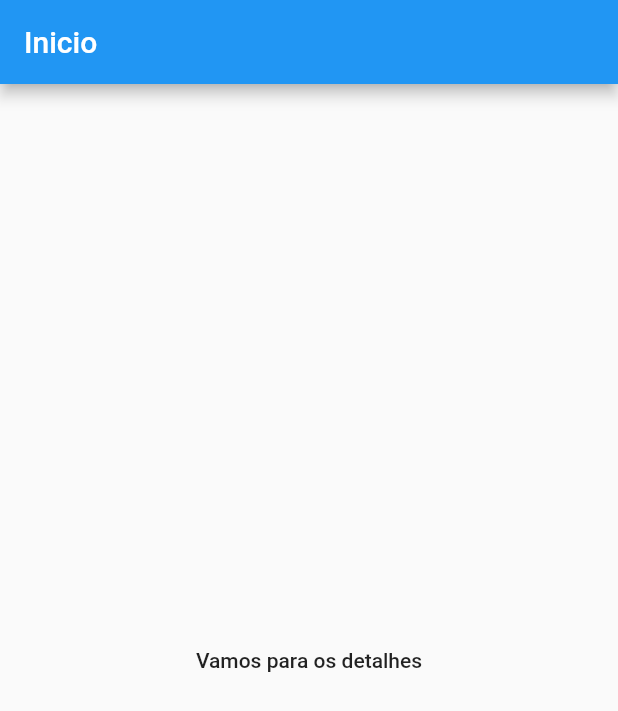
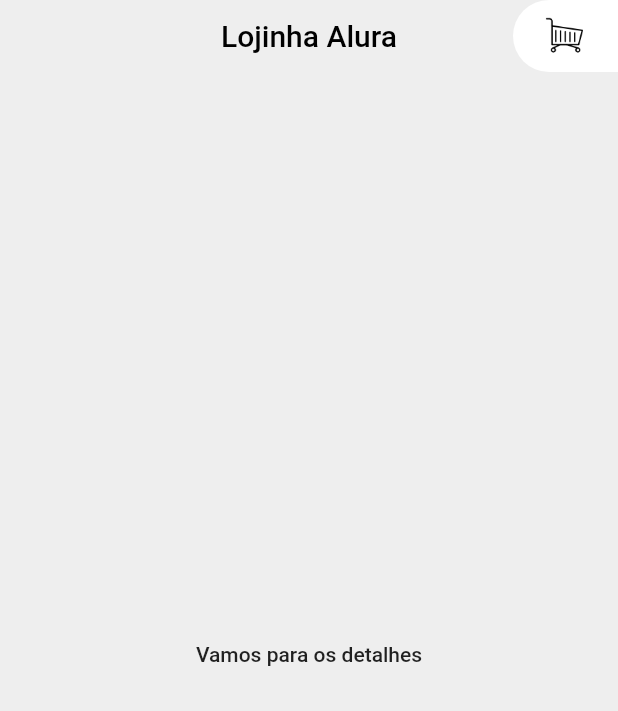
Before and after one commit to marcusmontanher/lojinha_alura, a Flutter app: the screen it shows after launch, on a phone screen of 412 x 824 dp. Shown: the top 711 px of the screen. Run offline on Flutter 3.47's test engine with Material 2 defaults, Android fonts, the phone set to English and light mode, and no system bars.

Commit message:
widget app bar implementado

```diff
--- a/lib/main.dart
+++ b/lib/main.dart
@@ -2,6 +2,7 @@ import 'package:flutter/material.dart';
 import 'package:lojinha_alura/moveis.dart';
 import 'package:lojinha_alura/paginas/carrinho.dart';
 import 'package:lojinha_alura/paginas/detalhes.dart';
+import 'package:lojinha_alura/widgets/appbar_customizada.dart';
 
 void main() {
   runApp(MyApp());
@@ -11,9 +12,7 @@ class MyApp extends StatelessWidget {
   @override
   Widget build(BuildContext context) {
     return MaterialApp(
-      routes: {
-        '/carrinho': (context) => Carrinho()
-      },
+      routes: {'/carrinho': (context) => Carrinho()},
       title: 'Flutter Demo',
       debugShowCheckedModeBanner: false,
       theme: ThemeData(
@@ -31,8 +30,10 @@ class Inicio extends StatelessWidget {
   @override
   Widget build(BuildContext context) {
     return Scaffold(
-      appBar: AppBar(
-        title: Text("Inicio"),
+      backgroundColor: Colors.grey[200],
+      appBar: AppBarCustomizada(
+        titulo: "Lojinha Alura",
+        isCarrinho: false,
       ),
       body: Center(
         child: FlatButton(
--- /dev/null
+++ b/lib/widgets/appbar_customizada.dart
@@ -0,0 +1,36 @@
+import 'package:flutter/cupertino.dart';
+import 'package:flutter/material.dart';
+import 'package:lojinha_alura/widgets/botao_carrinho.dart';
+
+class AppBarCustomizada extends StatelessWidget with PreferredSizeWidget {
+  final String titulo;
+  final bool isCarrinho;
+
+  AppBarCustomizada({this.titulo, this.isCarrinho});
+
+  @override
+  Widget build(BuildContext context) {
+    return AppBar(
+      iconTheme: IconThemeData(color: Colors.black),
+      title: Text(
+        titulo,
+        style: TextStyle(
+          color: Colors.black,
+        ),
+      ),
+      backgroundColor: Colors.transparent,
+      elevation: 0.0,
+      centerTitle: true,
+      actions: [
+        _mudarPaginaCarrinho(isCarrinho),
+      ],
+    );
+  }
+
+  _mudarPaginaCarrinho(bool isCarrinho) {
+    return isCarrinho ? Container() : BotaoCarrinho();
+  }
+
+  @override
+  Size get preferredSize => Size.fromHeight(kTextTabBarHeight);
+}
--- /dev/null
+++ b/lib/widgets/botao_carrinho.dart
@@ -0,0 +1,29 @@
+import 'package:flutter/cupertino.dart';
+import 'package:flutter/material.dart';
+
+class BotaoCarrinho extends StatelessWidget {
+  @override
+  Widget build(BuildContext context) {
+    return InkWell(
+      onTap: () {
+        Navigator.pushNamed(context, "/carrinho");
+      },
+      child: Container(
+        decoration: BoxDecoration(
+          color: Colors.white,
+          borderRadius: BorderRadius.only(
+            topLeft: Radius.circular(100),
+            bottomLeft: Radius.circular(100),
+          ),
+        ),
+        alignment: Alignment.centerRight,
+        height: 40,
+        padding: EdgeInsets.only(right: 20, left: 20),
+        child: Image(
+          height: 30,
+          image: AssetImage('utilidades/assets/icones/carrinho.png'),
+        ),
+      ),
+    );
+  }
+}
```
Also changed, not shown: lib/paginas/carrinho.dart (+5 -2 lines), pubspec.yaml (+2 -15 lines), utilidades/fontes/Alata/OFL.txt (added, +93 -0 lines), utilidades/assets/icones/carrinho.png (added), utilidades/assets/imagens/movel1.jpeg (added), utilidades/assets/imagens/movel2.jpg (added), utilidades/assets/imagens/movel3.jpg (added), utilidades/assets/imagens/movel4.jpg (added), utilidades/assets/imagens/movel5.jpg (added), utilidades/assets/imagens/movel6.jpg (added), utilidades/assets/imagens/movel7.jpg (added), utilidades/fontes/Alata/Alata-Regular.ttf (added).
